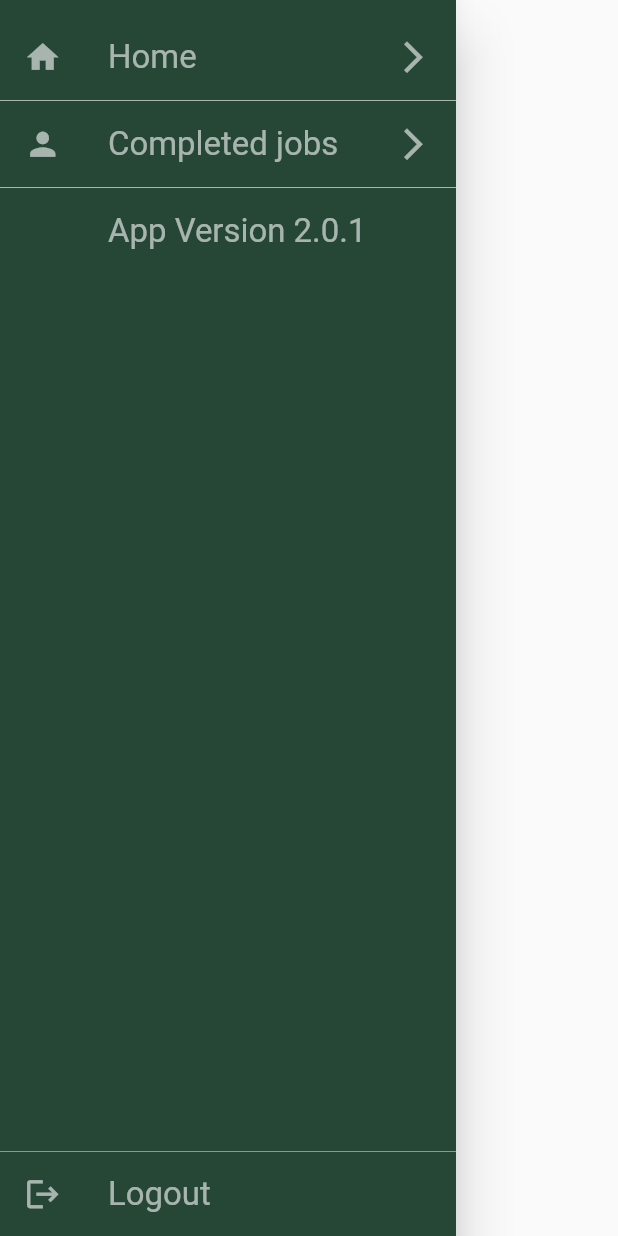
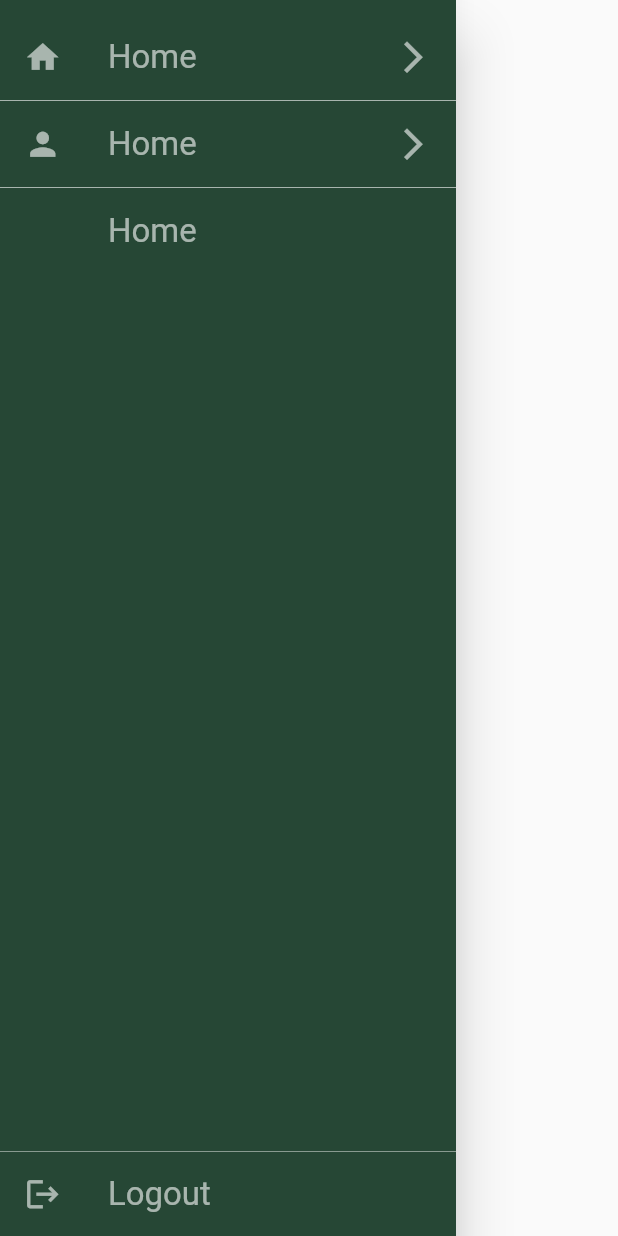
Before and after one commit to rushit5560/NMSV_Project, a Flutter app: the HomeDrawerCustomModule widget shown alone on an empty page, opened directly, on a phone screen of 412 x 824 dp. Run offline on Flutter 3.47's test engine with Material 2 defaults, Android fonts, the phone set to English and light mode, and no system bars; our stand-ins replace carousel_slider, get, sizer; network calls fail; Roboto replaces fonts that are missing (SFProDisplayRegular); project files that could hold a hidden picture were left out.

Commit message:
home scrren

```diff
--- a/nmsv_project/lib/common_widgets/custom_appbar.dart
+++ b/nmsv_project/lib/common_widgets/custom_appbar.dart
@@ -12,7 +12,7 @@ PreferredSizeWidget customAppBar({
 }) {
   return AppBar(
     centerTitle: true,
-    backgroundColor: AppColors.backGroundColor,
+    backgroundColor: AppColors.orangeColor,
     leading: leadingShow
         ? IconButton(
             onPressed: leadingOnTap,
--- a/nmsv_project/lib/constants/color.dart
+++ b/nmsv_project/lib/constants/color.dart
@@ -6,6 +6,8 @@ class AppColors {
 
   static const Color whiteColor = Color(0xffFFF6F6);
   static const Color blackColor = Colors.black;
+  static Color orangeColor = Colors.orange.shade900;
+
   static const Color greyColor = Color(0xff8F9BB3);
   static const Color scaffoldBackGroundColor =
       Color.fromARGB(255, 221, 226, 218);
--- a/nmsv_project/lib/constants/message.dart
+++ b/nmsv_project/lib/constants/message.dart
@@ -1,69 +1,13 @@
 class AppMessage {
-  static String foodBack = 'Food back';
-  static String appIcon = 'appIcon';
-  static String welcomBack = "Welcome back";
-  static String signinWithContinue = "Sign in to continue";
-  static String onlineShopping = "Online Shopping";
+  static String home = "Home";
+  static String logout = "Logout";
+
+  static String yes = "Yes";
+  static String no = "No";
+
+  static String logoutMessage = "Are you sure you want to logout?";
+
   static String passwordIsRequired = 'Please enter password.';
   static String passwordMustBeAtleast8CharactersLong =
       'Password must be at least 8 characters long.';
-  static String login = "Log in";
-  static String emailAddress = "Email address";
-  static String password = "Password";
-  static String rememberMe = "Remember Me?";
-  static String completionNote = "Completion Note";
-  static String startQuestion = "Job Start Question/Answer";
-  static String endQuestion = "Job End Question/Answer";
-
-  static String name = "Name";
-  static String description = "Description";
-  static String clientNotes = "Client Notes";
-  static String client = "Client";
-  static String status = "Status";
-  static String type = "Type";
-  static String date = "Date";
-  static String moreDetails = "More Details";
-
-  static String time = "Time";
-
-  static String phoneNumber = "Phone Number";
-  static String mobileNumber = "Mobile Number";
-  static String changeSchedule = "Change Schedule";
-  static String save = "Save";
-  static String workesnote = "Field Worker Note";
-  static String internalNote = "Internal Note";
-  static String saveNotes = "Save Notes";
-  static String search = "Search";
-  static String customer = "Customer";
-
-  static String siteName = "Site Name";
-  static String start = "Start";
-
-  static String jobNotRequired = "Job Not Required";
-
-  static String siteAddress = "Site Address";
-  static String fieldWorkerNote = "FieldWorker Note";
-
-  static String booking = "Booking#";
-
-  static String paymentRefNo = "Payment Ref No";
-
-  static String notYetBooked = "Not Yet Booked";
-  static String bookedDatePassed = "Booked Date Passed";
-  static String bookedFutureJobs = "Booked Future Jobs";
-  static String todayJobs = "Today's Jobs";
-  static String completedJobDetails = "Completed Job Details";
-
-  static String job = "Job#";
-  static String privacyPolicyMessage = 'Please accept privacy policy';
-  static String home = "Home";
-  static String logout = "Logout";
-  static String appVersion = "App Version 2.0.1";
-
-  static String completedJob = "Completed jobs";
-  static String yes = "Yes";
-  static String no = "No";
-  static String sync = "Sync";
-
-  static String logoutMessage = "Are you sure you want to logout?";
 }
--- a/nmsv_project/lib/drawer_menu/home_drawer.dart
+++ b/nmsv_project/lib/drawer_menu/home_drawer.dart
@@ -54,7 +54,7 @@ class HomeDrawerCustomModule extends StatelessWidget {
                     size: 25,
                   ),
                   title: Text(
-                    AppMessage.completedJob,
+                    AppMessage.home,
                     style: TextStyleConfig.textStyle(
                       fontSize: 16.sp,
                       textColor: Colors.white60,
@@ -75,7 +75,7 @@ class HomeDrawerCustomModule extends StatelessWidget {
                   size: 25,
                 ),
                 title: Text(
-                  AppMessage.appVersion,
+                  AppMessage.home,
                   style: TextStyleConfig.textStyle(
                     fontSize: 16.sp,
                     textColor: Colors.white60,
--- a/nmsv_project/lib/main.dart
+++ b/nmsv_project/lib/main.dart
@@ -1,6 +1,6 @@
 import 'package:flutter/material.dart';
 import 'package:get/get.dart';
-import 'package:nmsv_project/screens/index_screen/index_screen.dart';
+import 'package:nmsv_project/screens/home_screen/home_screen.dart';
 import 'package:sizer/sizer.dart';
 
 void main() {
@@ -21,7 +21,7 @@ class MyApp extends StatelessWidget {
           theme: ThemeData(
             primarySwatch: Colors.blue,
           ),
-          home: IndexScreen(),
+          home: HomeScreen(),
         );
       },
     );
--- a/nmsv_project/lib/screens/index_screen/index_screen.dart
+++ b/nmsv_project/lib/screens/index_screen/index_screen.dart
@@ -1,6 +1,5 @@
 import 'package:flutter/material.dart';
-import 'package:flutter/src/widgets/framework.dart';
-import 'package:flutter/src/widgets/placeholder.dart';
+
 
 class IndexScreen extends StatelessWidget {
   const IndexScreen({super.key});
--- a/nmsv_project/pubspec.yaml
+++ b/nmsv_project/pubspec.yaml
@@ -37,6 +37,7 @@ dependencies:
   cupertino_icons: ^1.0.2
   get: ^4.6.5
   sizer: ^2.0.15
+  carousel_slider: ^4.2.1
   fluttertoast: ^8.2.1
 
 dev_dependencies:
```
Also changed, not shown: nmsv_project/lib/controller/home_screen_controller.dart (added, +14 -0 lines), nmsv_project/lib/screens/home_screen/home_screen.dart (+30 -0 lines), nmsv_project/lib/screens/home_screen/home_screen_widgets.dart (added, +75 -0 lines), nmsv_project/pubspec.lock.
